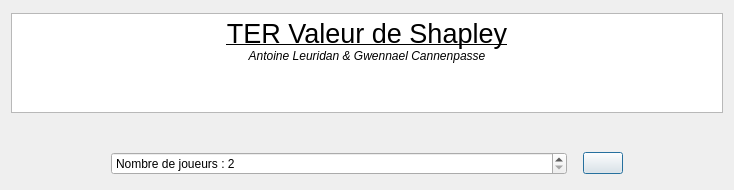
Before: the Qt Designer form Forms/mainwindow.ui in Ehonne/Valeurs-de-Shapley, drawn with Qt 5.
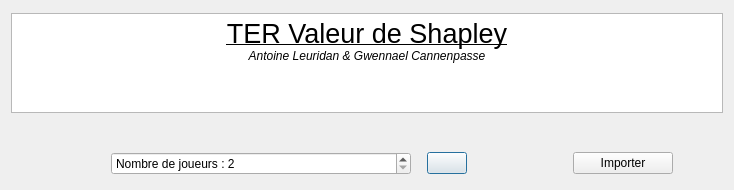
After: the same form once the commit is applied. Icons and pictures are not drawn.

The edit to the form file:
```diff
--- a/Forms/mainwindow.ui
+++ b/Forms/mainwindow.ui
@@ -121,6 +121,41 @@
        </property>
       </widget>
      </item>
+     <item>
+      <spacer name="horizontalSpacer_4">
+       <property name="orientation">
+        <enum>Qt::Horizontal</enum>
+       </property>
+       <property name="sizeType">
+        <enum>QSizePolicy::Maximum</enum>
+       </property>
+       <property name="sizeHint" stdset="0">
+        <size>
+         <width>100</width>
+         <height>20</height>
+        </size>
+       </property>
+      </spacer>
+     </item>
+     <item>
+      <widget class="QPushButton" name="pushButton_load">
+       <property name="sizePolicy">
+        <sizepolicy hsizetype="Minimum" vsizetype="Maximum">
+         <horstretch>0</horstretch>
+         <verstretch>0</verstretch>
+        </sizepolicy>
+       </property>
+       <property name="maximumSize">
+        <size>
+         <width>100</width>
+         <height>16777215</height>
+        </size>
+       </property>
+       <property name="text">
+        <string>Importer</string>
+       </property>
+      </widget>
+     </item>
      <item>
       <spacer name="horizontalSpacer_2">
        <property name="orientation">
@@ -131,7 +166,7 @@
        </property>
        <property name="sizeHint" stdset="0">
         <size>
-         <width>100</width>
+         <width>50</width>
          <height>20</height>
         </size>
        </property>
```
